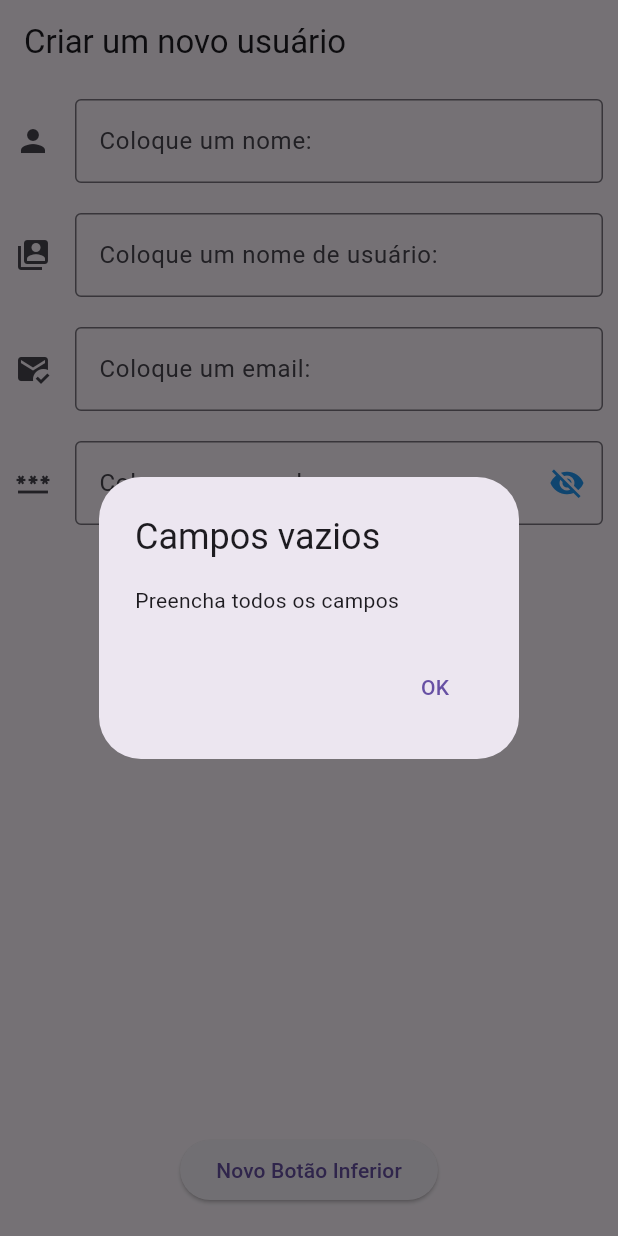
After one commit to JpP3dro/app_bunco, a Flutter app: the TelaCadastro screen opened directly, after a tap on "Clique para criar um novo usuário", on a phone screen of 412 x 824 dp. The commit adds this screen. Run offline on Flutter 3.47's test engine with Material 3 defaults, Android fonts, the phone set to English and light mode, and no system bars.

Commit message:
Criando a tela de cadastro

```diff
--- /dev/null
+++ b/lib/screens/cadastro.dart
@@ -0,0 +1,195 @@
+import 'dart:convert';
+import 'package:flutter/material.dart';
+import 'package:http/http.dart' as http;
+import '../ip.dart';
+import 'login.dart';
+
+class TelaCadastro extends StatefulWidget {
+  const TelaCadastro({super.key});
+
+  @override
+  State<TelaCadastro> createState() => _TelaCadastroState();
+}
+
+class _TelaCadastroState extends State<TelaCadastro> {
+  TextEditingController nome = TextEditingController();
+  TextEditingController username = TextEditingController();
+  TextEditingController email = TextEditingController();
+  TextEditingController senha = TextEditingController();
+
+  bool _mostrarSenha = false;
+
+  Future<void> inserir() async {
+    if (!(nome.text.isNotEmpty && username.text.isNotEmpty &&
+        email.text.isNotEmpty && senha.text.isNotEmpty)) {
+      await exibirResultado(
+          titulo: "Campos vazios", conteudo: "Preencha todos os campos");
+      return;
+    } else {
+      try {
+        String ip = obterIP();
+        String url = "http://$ip/bunco_testes/inserir.php";
+        var res = await http.post(Uri.parse(url), body: {
+          "username": username.text,
+          "nome": nome.text,
+          "email": email.text,
+          "senha": senha.text
+        });
+        var response = jsonDecode(res.body);
+        await exibirResultado(
+          titulo: response["sucesso"] == "true"
+              ? "Sucesso!"
+              : "Erro!",
+          conteudo: response["sucesso"] == "true"
+              ? "Registro salvo com sucesso!"
+              : "Falha no cadastro",
+        );
+      }
+      catch (e) {
+        await exibirResultado(
+          titulo: "Erro crítico",
+          conteudo: "Falha na conexão: ${e.toString()}",
+        );
+      }
+    }
+  }
+
+  Future<void> exibirResultado({
+    required String titulo,
+    required String conteudo,
+  }) async {
+    return showDialog<void>(
+      context: context,
+      barrierDismissible: false,
+      builder: (BuildContext context) {
+        return AlertDialog(
+          title: Text(titulo),
+          content: Text(conteudo),
+          actions: [
+            TextButton(
+              onPressed: () => Navigator.pop(context),
+              child: const Text('OK'),
+            ),
+          ],
+        );
+      },
+    );
+  }
+
+  @override
+  void dispose() {
+    // Limpa os controladores quando o widget é descartado
+    nome.dispose();
+    username.dispose();
+    email.dispose();
+    senha.dispose();
+    super.dispose();
+  }
+
+  @override
+  Widget build(BuildContext context) {
+    return Scaffold(
+      appBar: AppBar(
+          title: const Text('Criar um novo usuário'),
+        automaticallyImplyLeading: false,
+      ),
+      body: Stack(
+          fit: StackFit.expand,
+          children: [
+      // Conteúdo principal (Column com campos de cadastro)
+      SingleChildScrollView(
+      child: Padding(
+      padding: const EdgeInsets.only(bottom: 80.0),
+      child: Column(
+        mainAxisSize: MainAxisSize.min,
+        children: [
+          Container(
+            margin: const EdgeInsets.all(10),
+            child: TextFormField(
+              controller: nome,
+              decoration: const InputDecoration(
+                border: OutlineInputBorder(),
+                label: Text("Coloque um nome:"),
+                icon: Icon(Icons.person),
+              ),
+            ),
+          ),
+          Container(
+            margin: const EdgeInsets.all(10),
+            child: TextFormField(
+              controller: username,
+              decoration: const InputDecoration(
+                border: OutlineInputBorder(),
+                label: Text("Coloque um nome de usuário:"),
+                icon: Icon(Icons.switch_account),
+              ),
+            ),
+          ),
+          Container(
+            margin: const EdgeInsets.all(10),
+            child: TextFormField(
+              controller: email,
+              keyboardType: TextInputType.emailAddress,
+              decoration: const InputDecoration(
+                border: OutlineInputBorder(),
+                label: Text("Coloque um email:"),
+                icon: Icon(Icons.mark_email_read),
+              ),
+            ),
+          ),
+          Container(
+            margin: const EdgeInsets.all(10),
+            child: TextFormField(
+              controller: senha,
+              decoration: InputDecoration(
+                  border: const OutlineInputBorder(),
+                  label: const Text("Coloque uma senha:"),
+                  icon: const Icon(Icons.password),
+                  suffixIcon: GestureDetector(
+                    child: Icon(
+                      _mostrarSenha == false ? Icons.visibility_off : Icons
+                          .visibility, color: Colors.blue,),
+                    onTap: () {
+                      setState(() {
+                        _mostrarSenha = !_mostrarSenha;
+                      });
+                    },
+                  )
+              ),
+              obscureText: _mostrarSenha == false ? true : false,
+            ),
+          ),
+          Container(
+            margin: const EdgeInsets.all(10),
+            child: ElevatedButton(
+              onPressed: () {
+                inserir();
+              },
+              child: const Text("Clique para criar um novo usuário"),
+            ),
+          ),
+        ],
+      ),
+    ),
+    ),
+
+
+    Positioned(
+    bottom: 20,
+    left: 0,
+    right: 0,
+      child: Center(
+        child: ElevatedButton(
+          onPressed: () => Navigator.push(
+            context,
+            MaterialPageRoute(builder: (context) => const TelaLogin()),
+          ),
+          child: const Text("Novo Botão Inferior"),
+        ),
+      ),
+    ),
+          ],
+      ),
+    );
+  }
+}
--- a/lib/screens/login.dart
+++ b/lib/screens/login.dart
@@ -2,6 +2,8 @@ import 'dart:convert';
 import 'package:flutter/material.dart';
 import '../ip.dart';
 import 'package:http/http.dart' as http;
+import 'cadastro.dart';
+
 
 class TelaLogin extends StatefulWidget {
   const TelaLogin({super.key});
@@ -21,6 +23,10 @@ class _TelaLoginState extends State<TelaLogin> {
     String url = "http://$ip/bunco_testes/login.php";
 
     try {
+      if (_controllerSenha.text == "" || _controllerUsername.text == "") {
+        await exibirResultado(titulo: "Campos não preenchidos", conteudo: "Preencha todos os campos!");
+      }
+      else {
         http.Response res = await http.post(
           Uri.parse(url),
           body: {
@@ -39,6 +45,7 @@ class _TelaLoginState extends State<TelaLogin> {
         }
         else {
           await exibirResultado(titulo: "Algo deu errado!", conteudo: "Erro: ${res.statusCode}");
+        }
       }
     } catch (error) {
       await exibirResultado(titulo: "Catch", conteudo: "Erro: $error");
@@ -84,9 +91,12 @@ class _TelaLoginState extends State<TelaLogin> {
             child: Text("Fazer login")
         ),
       ),
-      body: Center(
+      body: Stack( // Use Stack para sobrepor widgets
+        children: [
+          // Conteúdo original centralizado verticalmente
+          Center(
             child: Column(
-          mainAxisSize: MainAxisSize.min,
+              mainAxisSize: MainAxisSize.min, // A Column ocupa o mínimo de espaço
               children: [
                 Container(
                   margin: const EdgeInsets.all(10),
@@ -130,12 +140,30 @@ class _TelaLoginState extends State<TelaLogin> {
                     onPressed: () {
                       fazerLogin();
                     },
-                child: const Text("Clique para fazer o login"),
+                    child: const Text("Fazer o login"),
                   ),
                 ),
               ],
             ),
           ),
+
+
+          Positioned(
+            bottom: 20,
+            left: 0,
+            right: 0,
+            child: Center(
+              child: ElevatedButton(
+                onPressed: () => Navigator.push(
+                  context,
+                  MaterialPageRoute(builder: (context) => const TelaCadastro()),
+                ),
+                child: const Text("Novo Botão Inferior"),
+              ),
+            ),
+          ),
+        ],
+      ),
     );
   }
 }
```
Lines whose indentation alone changed are shown as unchanged.
